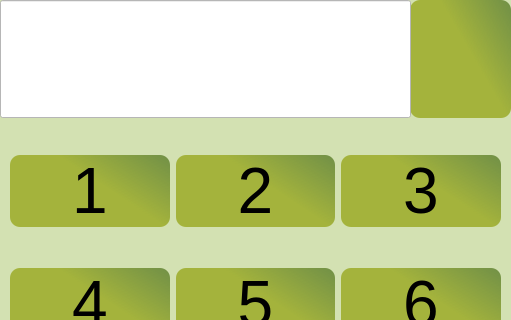
First picture: the form in pinnumpad.ui, repository darryusa/QtProcess, before the edit; both pictures show x 0 to 511 and y 0 to 320 of the 511 by 600 pixel window.
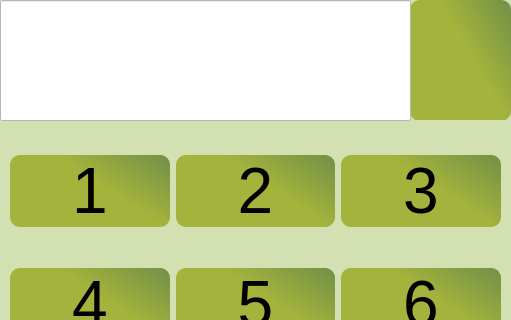
Second picture: the form after the edit. Icons and pictures are not drawn.

The edit to the form file:
```diff
--- a/pinnumpad.ui
+++ b/pinnumpad.ui
@@ -25,7 +25,7 @@
      <x>410</x>
      <y>0</y>
      <width>101</width>
-     <height>118</height>
+     <height>121</height>
     </rect>
    </property>
    <property name="styleSheet">
@@ -489,7 +489,7 @@
      <x>0</x>
      <y>0</y>
      <width>411</width>
-     <height>118</height>
+     <height>121</height>
     </rect>
    </property>
    <property name="font">
```
